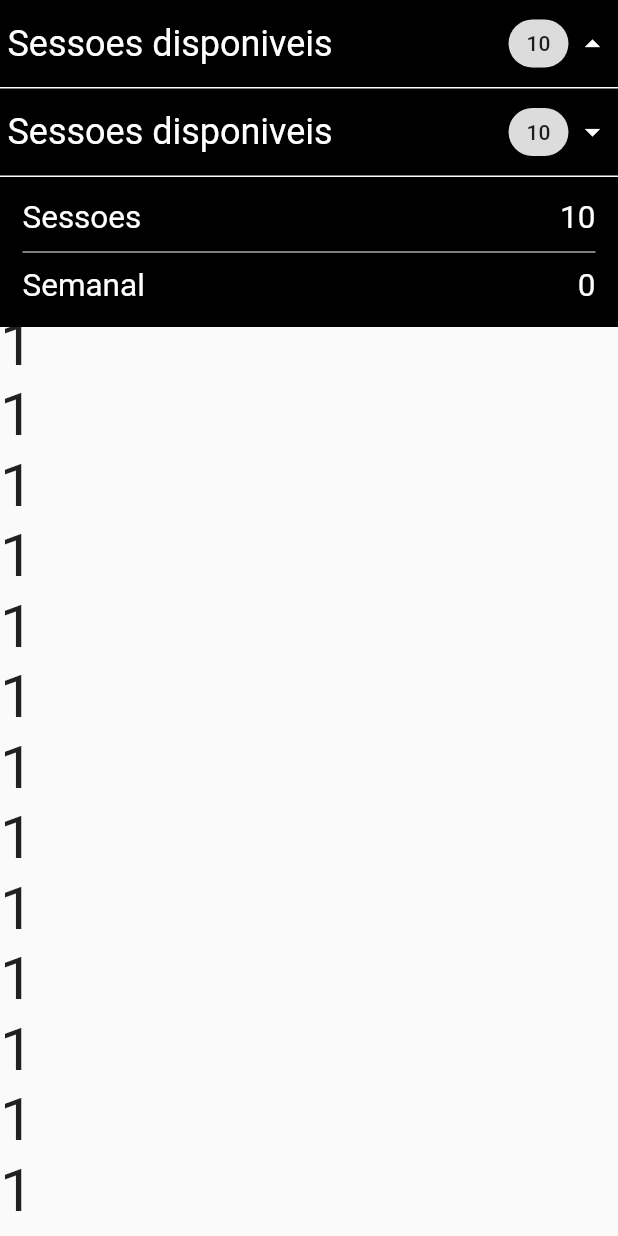
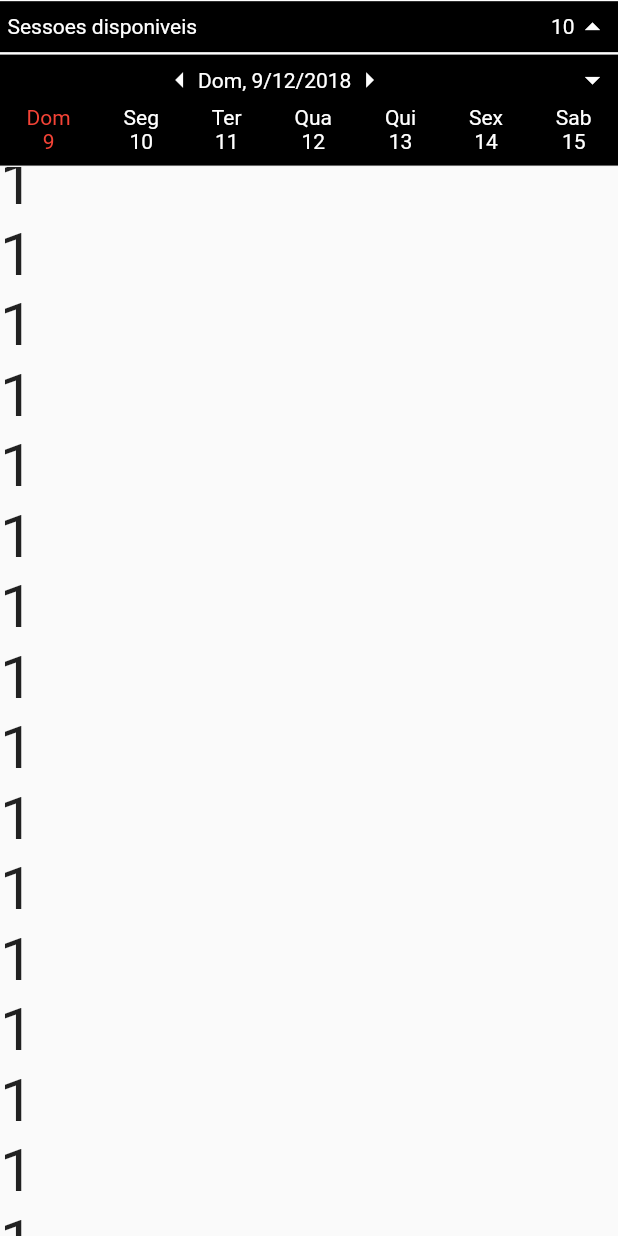
Before and after one commit to Eddie66six/app_layout_flutter, a Flutter app: the screen it shows after launch, scrolled down 576 dp, after a tap on "Sessoes disponiveis", on a phone screen of 412 x 824 dp. Run offline on Flutter 3.47's test engine with Material 2 defaults, Android fonts, the phone set to English and light mode, and no system bars.

Commit message:
implementado calendario e seprado arquivo dos componentes

```diff
--- a/lib/app.dart
+++ b/lib/app.dart
@@ -1,3 +1,5 @@
+import 'package:app_layout/collapseSimple.dart';
+import 'package:app_layout/collapseWeekCalendar.dart';
 import 'package:flutter/material.dart';
 
 class App extends StatefulWidget {
@@ -22,8 +24,8 @@ class _AppState extends State<App> {
         body: new Column(
       children: <Widget>[
         new Container(padding: new EdgeInsets.only(top: mediaQuey.padding.top)),
-        new Collapse(mediaQuey, 100, _scrollController),
-        new Collapse(mediaQuey, 100, _scrollController),
+        new CollapseSimple(mediaQuey, 100, _scrollController),
+        new CollapseWeekCalendar(mediaQuey, 40, _scrollController, Colors.white, Colors.black),
         new Flexible(
           child: new ListView(
             controller: _scrollController,
@@ -147,144 +149,6 @@ class _AppState extends State<App> {
   }
 }
 
-class Collapse extends StatefulWidget {
-  Collapse(this.mediaQuey, this.heightBody, this._scrollController);
-  final MediaQueryData mediaQuey;
-  final double heightBody;
-  ScrollController _scrollController;
-  @override
-  _CollapseState createState() => _CollapseState();
-}
-
-class _CollapseState extends State<Collapse> with TickerProviderStateMixin {
-  AnimationController _collapseController;
-  Animation<double> _animationHeight;
-  Animation<double> _animationOpacity;
-  double _heightCollapse;
-  double _opacity = 1;
-  bool _close;
-  double _scrollValue = 0;
-
-  double _prevScroll = 0;
-
-  @override
-  void initState() {
-    super.initState();
-    _close = false;
-    _heightCollapse = widget.heightBody;
-    _collapseController = new AnimationController(vsync: this, duration: new Duration(milliseconds: 300));
-    _animationHeight = new Tween<double>(begin: 100, end: 0).animate(_collapseController);
-    _animationOpacity = new Tween<double>(begin: 1, end: 0).animate(_collapseController);
-
-    _collapseController.addListener((){
-      setState(() {
-        _heightCollapse = _animationHeight.value;
-        _opacity = _animationOpacity.value;
-      });
-      if(_collapseController.status == AnimationStatus.completed && !_close){
-        _collapseController.reset();
-        _close = false;
-      }
-    });
-
-    widget._scrollController.addListener((){
-        if(!_close)
-        {
-            _prevScroll = _scrollValue;
-          _scrollValue = widget._scrollController.position.pixels;
-        }
-        if(_scrollValue - _prevScroll > 5 && _prevScroll > 0 && !_close)
-        {
-          _close = true;
-          _scrollValue = 0;
-          _prevScroll = 0;
-          _collapseController.forward();
-        }
-      });
-  }
-
-  @override
-    void dispose() {
-      super.dispose();
-      _collapseController.dispose();
-    }
-
-  @override
-  Widget build(BuildContext context) {
-    return new Container(
-      child: new Column(
-        children: <Widget>[
-          //header
-          new InkWell(
-            onTap: (){
-              if(_collapseController.status == AnimationStatus.completed && _close){
-                _collapseController.reverse();
-                _close = false;
-              }
-              else if(_collapseController.status == AnimationStatus.dismissed){
-                _collapseController.forward();
-                _close = true;
-              }
-
-            },
-            child: new Container(
-              padding: new EdgeInsets.all(5),
-              width: widget.mediaQuey.size.width,
-              decoration: new BoxDecoration(
-                color: Colors.black,
-                border: new Border(bottom: new BorderSide(color: Colors.white))
-              ),
-              child: new Row(
-                mainAxisAlignment: MainAxisAlignment.spaceBetween,
-                children: <Widget>[
-                  new Text("Sessoes disponiveis", style: new TextStyle(fontSize: 24, color: Colors.white)),
-                  new Row(
-                    children: <Widget>[
-                      new Chip(label: new Text("10"),),
-                      new Icon(!_close ? Icons.arrow_drop_down : Icons.arrow_drop_up, color: Colors.white,)
-                    ],
-                  )
-                ],
-              ),
-            )
-          ),
-          new Container(
-            height: _heightCollapse,
-            width: widget.mediaQuey.size.width,
-            decoration: new BoxDecoration(color: Colors.black),
-            child: new Opacity(
-              opacity: _opacity,
-              child: new Container(
-                padding: new EdgeInsets.all(15),
-                child: new Column(
-                  mainAxisAlignment: MainAxisAlignment.spaceBetween,
-                  children: <Widget>[
-                    new Row(
-                      mainAxisAlignment: MainAxisAlignment.spaceBetween,
-                      children: <Widget>[
-                        new Text("Sessoes", style: new TextStyle(fontSize: 21, color: Colors.white),),
-                        new Text("10", style: new TextStyle(fontSize: 21, color: Colors.white),),
-                      ],
-                    ),
-                    new Divider(color: Colors.white,),
-                    new Row(
-                      mainAxisAlignment: MainAxisAlignment.spaceBetween,
-                      children: <Widget>[
-                        new Text("Semanal", style: new TextStyle(fontSize: 21, color: Colors.white),),
-                        new Text("0", style: new TextStyle(fontSize: 21, color: Colors.white),),
-                      ],
-                    )
-                  ],
-              ),
-              ),
-            )
-          ),
-        ],
-      ),
-    );
-  }
-}
-
 class FlexibleHeaderInfinityScroll extends StatefulWidget {
   FlexibleHeaderInfinityScroll(this.mediaQuey, this.heightHeader);
   final MediaQueryData mediaQuey;
--- /dev/null
+++ b/lib/collapseSimple.dart
@@ -0,0 +1,148 @@
+import 'package:flutter/material.dart';
+
+class CollapseSimple extends StatefulWidget {
+  CollapseSimple(this.mediaQuey, this.heightBody, this.scrollController);
+  final MediaQueryData mediaQuey;
+  final double heightBody;
+  final ScrollController scrollController;
+  @override
+  _CollapseSimpleState createState() => _CollapseSimpleState();
+}
+
+class _CollapseSimpleState extends State<CollapseSimple> with TickerProviderStateMixin {
+  AnimationController _collapseController;
+  Animation<double> _animationHeight;
+  Animation<double> _animationOpacity;
+  double _heightCollapse;
+  double _opacity = 1;
+  bool _close;
+  double _scrollValue = 0;
+  double _prevScroll = 0;
+
+  var defaultTextStyle = new TextStyle(color: Colors.white);
+
+  @override
+  void initState() {
+    super.initState();
+    _close = false;
+    _heightCollapse = widget.heightBody;
+    _collapseController = new AnimationController(vsync: this, duration: new Duration(milliseconds: 300));
+    _animationHeight = new Tween<double>(begin: widget.heightBody, end: 0).animate(_collapseController);
+    _animationOpacity = new Tween<double>(begin: 1, end: 0).animate(_collapseController);
+
+    _collapseController.addListener((){
+      setState(() {
+        _heightCollapse = _animationHeight.value;
+        _opacity = _animationOpacity.value;
+      });
+      if(_collapseController.status == AnimationStatus.completed && !_close){
+        _collapseController.reset();
+        _close = false;
+      }
+    });
+
+    widget.scrollController.addListener((){
+        if(!_close)
+        {
+          _prevScroll = _scrollValue;
+          _scrollValue = widget.scrollController.position.pixels;
+        }
+        if(_scrollValue - _prevScroll > 5 && _prevScroll > 0 && !_close)
+        {
+          _close = true;
+          _scrollValue = 0;
+          _prevScroll = 0;
+          _collapseController.forward();
+        }
+      });
+  }
+
+  @override
+    void dispose() {
+      super.dispose();
+      _collapseController.dispose();
+    }
+
+  @override
+  Widget build(BuildContext context) {
+    return new Container(
+      decoration: new BoxDecoration(
+        border: new Border(
+          bottom: new BorderSide(color: Colors.white, width: 0.8),
+          top: new BorderSide(color: Colors.white, width: 0.8)
+        )
+      ),
+      child: new Column(
+        children: <Widget>[
+          //header
+          new InkWell(
+            onTap: (){
+              if(_collapseController.status == AnimationStatus.completed && _close){
+                _collapseController.reverse();
+                _close = false;
+              }
+              else if(_collapseController.status == AnimationStatus.dismissed){
+                _collapseController.forward();
+                _close = true;
+              }
+
+            },
+            child: new Container(
+              padding: new EdgeInsets.all(5),
+              width: widget.mediaQuey.size.width,
+              decoration: new BoxDecoration(
+                color: Colors.black
+              ),
+              child: new Row(
+                mainAxisAlignment: MainAxisAlignment.spaceBetween,
+                children: <Widget>[
+                  new Text("Sessoes disponiveis", style: defaultTextStyle),
+                  new Row(
+                    children: <Widget>[
+                      new Text("10", style: new TextStyle(color: Colors.white)),
+                      new Icon(!_close ? Icons.arrow_drop_down : Icons.arrow_drop_up, color: Colors.white,)
+                    ],
+                  )
+                ],
+              ),
+            )
+          ),
+          new Container(
+            height: _heightCollapse,
+            width: widget.mediaQuey.size.width,
+            decoration: new BoxDecoration(
+              color: Colors.black,
+              border: new Border(top: new BorderSide(color: Colors.white, width: 0.8))
+            ),
+            child: new Opacity(
+              opacity: _opacity,
+              child: new Container(
+                padding: new EdgeInsets.all(10),
+                child: new Column(
+                  mainAxisAlignment: MainAxisAlignment.spaceEvenly,
+                  children: <Widget>[
+                    new Row(
+                      mainAxisAlignment: MainAxisAlignment.spaceBetween,
+                      children: <Widget>[
+                        new Text("Sessoes", style: defaultTextStyle),
+                        new Text("10", style: defaultTextStyle),
+                      ],
+                    ),
+                    new Container(height: 0.4 ,decoration: new BoxDecoration(color: Colors.white)),
+                    new Row(
+                      mainAxisAlignment: MainAxisAlignment.spaceBetween,
+                      children: <Widget>[
+                        new Text("Semanal", style: defaultTextStyle),
+                        new Text("0", style: defaultTextStyle),
+                      ],
+                    )
+                  ],
+                ),
+              ),
+            )
+          ),
+        ],
+      ),
+    );
+  }
+}
--- /dev/null
+++ b/lib/collapseWeekCalendar.dart
@@ -0,0 +1,184 @@
+import 'package:flutter/material.dart';
+
+class CollapseWeekCalendar extends StatefulWidget {
+  CollapseWeekCalendar(this.mediaQuey, this.heightBody, this.scrollController, this.color,
+    this.backgroundcolor,{this.week = const ["Dom","Seg","Ter", "Qua", "Qui", "Sex", "Sab"]});
+  final Color color;
+  final Color backgroundcolor;
+  final List<String> week;
+
+  final MediaQueryData mediaQuey;
+  final double heightBody;
+  final ScrollController scrollController;
+  @override
+  _CollapseWeekCalendarState createState() => _CollapseWeekCalendarState();
+}
+
+class _CollapseWeekCalendarState extends State<CollapseWeekCalendar> with TickerProviderStateMixin {
+  //collapse
+  AnimationController _collapseController;
+  Animation<double> _animationHeight;
+  Animation<double> _animationOpacity;
+  double _heightCollapse;
+  double _opacity = 1;
+  bool _close;
+  double _scrollValue = 0;
+  double _prevScroll = 0;
+  //calendar
+  var weekDays = <int>[];
+  var currentDate = DateTime.now();
+  var selectedStyle = new TextStyle(color: Colors.red);
+  var normalStyle = new TextStyle(color: Colors.white);
+
+  _getFistDayOfWeek(DateTime date){
+    return date.add(new Duration(days: -(date.weekday == 7 ? 0 : date.weekday)));
+  }
+
+  _getWeekDays(DateTime date){
+    var firstDayOfWeek = _getFistDayOfWeek(date);
+    var _weekDays = <int>[];
+    for (var i = 0; i < 7; i++) {
+      _weekDays.add(firstDayOfWeek.add(new Duration(days: i)).day);
+    }
+    return _weekDays;
+  }
+
+  _alterWeek(bool next){
+    if(next)
+      currentDate = currentDate.add(new Duration(days: 7));
+    else
+      currentDate = currentDate.add(new Duration(days: -7));
+
+    setState(() {
+       weekDays = _getWeekDays(currentDate);
+    });
+  }
+
+  _formatDate(DateTime date){
+    return date.day.toString() + "/" + date.month.toString() + "/" + date.year.toString();
+  }
+
+  @override
+  void initState() {
+    super.initState();
+    //calendar
+    _close = false;
+    _heightCollapse = widget.heightBody;
+    _collapseController = new AnimationController(vsync: this, duration: new Duration(milliseconds: 300));
+    _animationHeight = new Tween<double>(begin: widget.heightBody, end: 0).animate(_collapseController);
+    _animationOpacity = new Tween<double>(begin: 1, end: 0).animate(_collapseController);
+
+    _collapseController.addListener((){
+      setState(() {
+        _heightCollapse = _animationHeight.value;
+        _opacity = _animationOpacity.value;
+      });
+      if(_collapseController.status == AnimationStatus.completed && !_close){
+        _collapseController.reset();
+        _close = false;
+      }
+    });
+
+    widget.scrollController.addListener((){
+      if(!_close)
+      {
+        _prevScroll = _scrollValue;
+        _scrollValue = widget.scrollController.position.pixels;
+      }
+      if(_scrollValue - _prevScroll > 5 && _prevScroll > 0 && !_close)
+      {
+        _close = true;
+        _scrollValue = 0;
+        _prevScroll = 0;
+        _collapseController.forward();
+      }
+    });
+  }
+
+  @override
+  void dispose() {
+    super.dispose();
+    _collapseController.dispose();
+  }
+
+  @override
+  Widget build(BuildContext context) {
+    weekDays = _getWeekDays(currentDate);
+
+    return Container(
+      decoration: new BoxDecoration(
+        color: widget.backgroundcolor,
+        border: new Border(
+          bottom: new BorderSide(color: Colors.white, width: 0.8),
+          top: new BorderSide(color: Colors.white, width: 0.8)
+        )
+      ),
+      child: new Column(
+        children: <Widget>[
+          new Container(
+            padding: new EdgeInsets.all(5),
+              child: new Row(
+              mainAxisSize: MainAxisSize.max,
+              mainAxisAlignment: MainAxisAlignment.spaceBetween,
+              children: <Widget>[
+                new Row(
+                  children: <Widget>[
+                    new Container(width: widget.mediaQuey.size.width / 100 * 25),
+                    new InkWell(
+                      child: new Icon(Icons.arrow_left, color: Colors.white,),
+                      onTap: ()=> _alterWeek(false)
+                    ),
+                    new Text(widget.week[currentDate.weekday == 7 ? 0 : currentDate.weekday]
+                        + ", " + _formatDate(currentDate),
+                        style: normalStyle),
+                    new InkWell(
+                      child: new Icon(Icons.arrow_right, color: Colors.white,),
+                      onTap: ()=> _alterWeek(true)
+                    ),
+                  ],
+                ),
+                new InkWell(
+                  onTap: (){
+                    if(_collapseController.status == AnimationStatus.completed && _close){
+                      _collapseController.reverse();
+                      _close = false;
+                    }
+                    else if(_collapseController.status == AnimationStatus.dismissed){
+                      _collapseController.forward();
+                      _close = true;
+                    }
+                  },
+                  child: new Icon(!_close ? Icons.arrow_drop_down : Icons.arrow_drop_up, color: Colors.white,)
+                )
+              ],
+            )
+          ),
+          new Container(
+            height: _heightCollapse,
+            child: new Opacity(
+              opacity: _opacity,
+          child:new Row(
+            mainAxisAlignment: MainAxisAlignment.spaceAround,
+            children: weekDays.map((item) =>
+            new InkWell(
+              onTap: (){
+                setState(() {
+                  currentDate = _getFistDayOfWeek(currentDate).add(new Duration(days: weekDays.indexOf(item)));
+                });
+            },
+          child: new Column(
+            children: <Widget>[
+                new Text(widget.week[weekDays.indexOf(item)], style:  currentDate.day == item ? selectedStyle : normalStyle),
+                new Text(item.toString(), style:  currentDate.day == item ? selectedStyle : normalStyle),
+            ],
+          )
+        )
+        ).toList()
+      )
+          )
+          )
+        ],
+      )
+    );
+  }
+}
```
